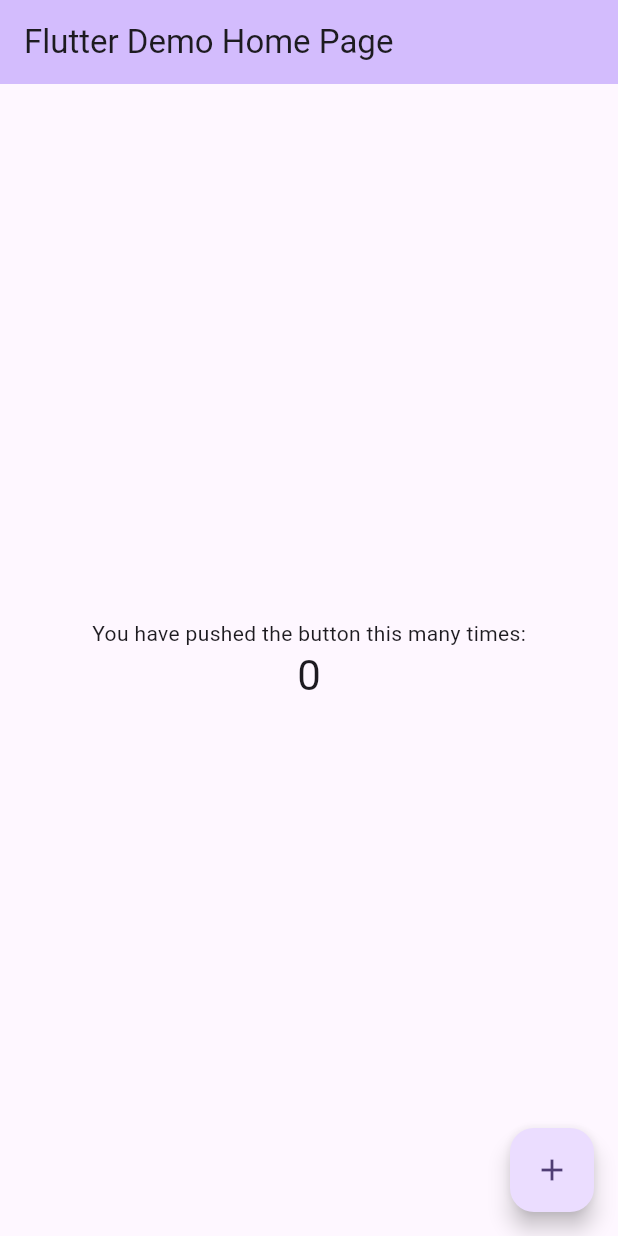
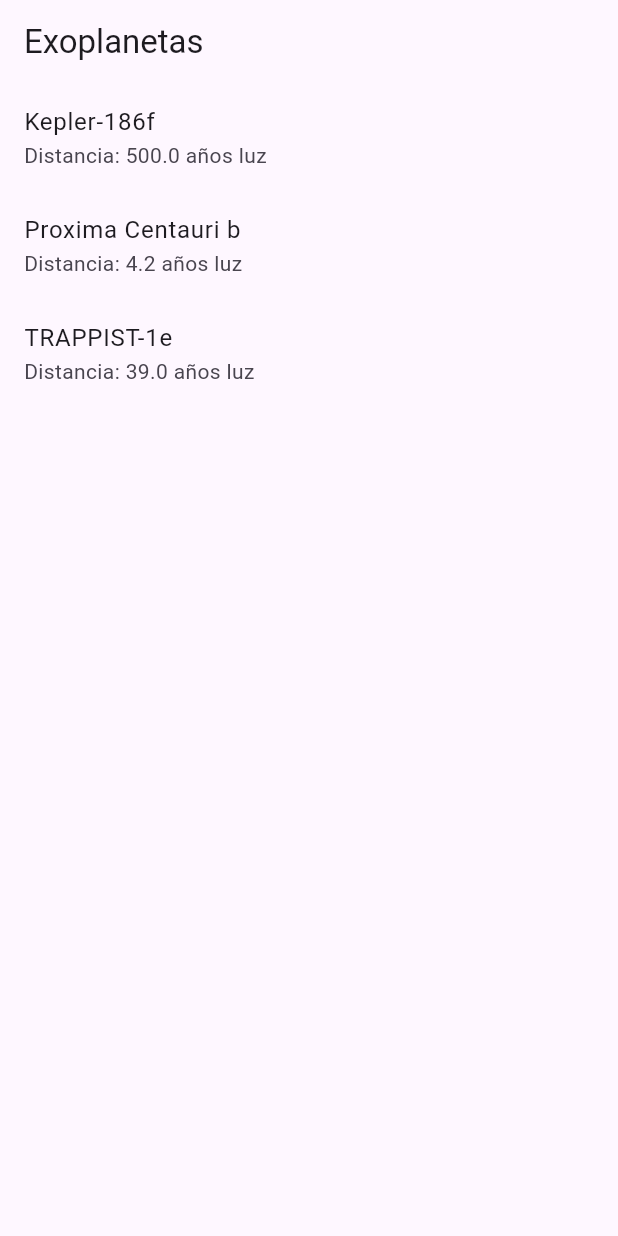
Before and after one commit to free4fun/NASA2024Tango, a Flutter app: the screen it shows after launch, on a phone screen of 412 x 824 dp. Run offline on Flutter 3.47's test engine with Material 3 defaults, Android fonts, the phone set to English and light mode, and no system bars; our stand-ins replace csv.

Commit message:
Nearly an MVP

```diff
--- a/exosky_tango/lib/main.dart
+++ b/exosky_tango/lib/main.dart
@@ -1,125 +1,20 @@
 import 'package:flutter/material.dart';
+import 'screens/exoplanet_list_screen.dart';
 
 void main() {
-  runApp(const MyApp());
+  runApp(ExoplanetSkyViewerApp());
 }
 
-class MyApp extends StatelessWidget {
-  const MyApp({super.key});
-
-  // This widget is the root of your application.
+class ExoplanetSkyViewerApp extends StatelessWidget {
   @override
   Widget build(BuildContext context) {
     return MaterialApp(
-      title: 'Flutter Demo',
+      title: 'Exoplanet Sky Viewer',
       theme: ThemeData(
-        // This is the theme of your application.
-        //
-        // TRY THIS: Try running your application with "flutter run". You'll see
-        // the application has a purple toolbar. Then, without quitting the app,
-        // try changing the seedColor in the colorScheme below to Colors.green
-        // and then invoke "hot reload" (save your changes or press the "hot
-        // reload" button in a Flutter-supported IDE, or press "r" if you used
-        // the command line to start the app).
-        //
-        // Notice that the counter didn't reset back to zero; the application
-        // state is not lost during the reload. To reset the state, use hot
-        // restart instead.
-        //
-        // This works for code too, not just values: Most code changes can be
-        // tested with just a hot reload.
-        colorScheme: ColorScheme.fromSeed(seedColor: Colors.deepPurple),
-        useMaterial3: true,
+        primarySwatch: Colors.blue,
+        visualDensity: VisualDensity.adaptivePlatformDensity,
       ),
-      home: const MyHomePage(title: 'Flutter Demo Home Page'),
+      home: ExoplanetListScreen(),
     );
   }
 }
-
-class MyHomePage extends StatefulWidget {
-  const MyHomePage({super.key, required this.title});
-
-  // This widget is the home page of your application. It is stateful, meaning
-  // that it has a State object (defined below) that contains fields that affect
-  // how it looks.
-
-  // This class is the configuration for the state. It holds the values (in this
-  // case the title) provided by the parent (in this case the App widget) and
-  // used by the build method of the State. Fields in a Widget subclass are
-  // always marked "final".
-
-  final String title;
-
-  @override
-  State<MyHomePage> createState() => _MyHomePageState();
-}
-
-class _MyHomePageState extends State<MyHomePage> {
-  int _counter = 0;
-
-  void _incrementCounter() {
-    setState(() {
-      // This call to setState tells the Flutter framework that something has
-      // changed in this State, which causes it to rerun the build method below
-      // so that the display can reflect the updated values. If we changed
-      // _counter without calling setState(), then the build method would not be
-      // called again, and so nothing would appear to happen.
-      _counter++;
-    });
-  }
-
-  @override
-  Widget build(BuildContext context) {
-    // This method is rerun every time setState is called, for instance as done
-    // by the _incrementCounter method above.
-    //
-    // The Flutter framework has been optimized to make rerunning build methods
-    // fast, so that you can just rebuild anything that needs updating rather
-    // than having to individually change instances of widgets.
-    return Scaffold(
-      appBar: AppBar(
-        // TRY THIS: Try changing the color here to a specific color (to
-        // Colors.amber, perhaps?) and trigger a hot reload to see the AppBar
-        // change color while the other colors stay the same.
-        backgroundColor: Theme.of(context).colorScheme.inversePrimary,
-        // Here we take the value from the MyHomePage object that was created by
-        // the App.build method, and use it to set our appbar title.
-        title: Text(widget.title),
-      ),
-      body: Center(
-        // Center is a layout widget. It takes a single child and positions it
-        // in the middle of the parent.
-        child: Column(
-          // Column is also a layout widget. It takes a list of children and
-          // arranges them vertically. By default, it sizes itself to fit its
-          // children horizontally, and tries to be as tall as its parent.
-          //
-          // Column has various properties to control how it sizes itself and
-          // how it positions its children. Here we use mainAxisAlignment to
-          // center the children vertically; the main axis here is the vertical
-          // axis because Columns are vertical (the cross axis would be
-          // horizontal).
-          //
-          // TRY THIS: Invoke "debug painting" (choose the "Toggle Debug Paint"
-          // action in the IDE, or press "p" in the console), to see the
-          // wireframe for each widget.
-          mainAxisAlignment: MainAxisAlignment.center,
-          children: <Widget>[
-            const Text(
-              'You have pushed the button this many times:',
-            ),
-            Text(
-              '$_counter',
-              style: Theme.of(context).textTheme.headlineMedium,
-            ),
-          ],
-        ),
-      ),
-      floatingActionButton: FloatingActionButton(
-        onPressed: _incrementCounter,
-        tooltip: 'Increment',
-        child: const Icon(Icons.add),
-      ), // This trailing comma makes auto-formatting nicer for build methods.
-    );
-  }
-}
--- a/exosky_tango/lib/models/exoplanet.dart
+++ b/exosky_tango/lib/models/exoplanet.dart
@@ -0,0 +1,15 @@
+class Exoplanet {
+  final String name;
+//final double orbitalPeriod;
+//final double radius;
+//final double mass;
+  final double distance;
+
+  Exoplanet({
+    required this.name,
+//  required this.orbitalPeriod,
+//  required this.radius,
+//  required this.mass,
+    required this.distance,
+  });
+}
--- /dev/null
+++ b/exosky_tango/lib/screens/exoplanet_list_screen.dart
@@ -0,0 +1,39 @@
+import 'package:flutter/material.dart';
+import '../models/exoplanet.dart';
+import 'sky_view_screen.dart';
+
+class ExoplanetListScreen extends StatelessWidget {
+  final List<Exoplanet> exoplanets = [
+    Exoplanet(name: 'Kepler-186f', distance: 500),
+    Exoplanet(name: 'Proxima Centauri b', distance: 4.2),
+    Exoplanet(name: 'TRAPPIST-1e', distance: 39),
+    // Agrega más exoplanetas aquí
+  ];
+
+  @override
+  Widget build(BuildContext context) {
+    return Scaffold(
+      appBar: AppBar(
+        title: Text('Exoplanetas'),
+      ),
+      body: ListView.builder(
+        itemCount: exoplanets.length,
+        itemBuilder: (context, index) {
+          return ListTile(
+            title: Text(exoplanets[index].name),
+            subtitle: Text('Distancia: ${exoplanets[index].distance} años luz'),
+            onTap: () {
+              Navigator.push(
+                context,
+                MaterialPageRoute(
+                  builder: (context) =>
+                      SkyViewScreen(exoplanet: exoplanets[index]),
+                ),
+              );
+            },
+          );
+        },
+      ),
+    );
+  }
+}
```
Also changed, not shown: exosky_tango/lib/models/star.dart (+15 -0 lines), exosky_tango/lib/screens/sky_view_screen.dart (+51 -0 lines), exosky_tango/lib/services/exoplanet_api_service.dart (added, +34 -0 lines), exosky_tango/lib/services/star_calculation_service.dart (+27 -0 lines), exosky_tango/lib/widgets/interactive_sky_view.dart (added, +116 -0 lines), 1 other file.
